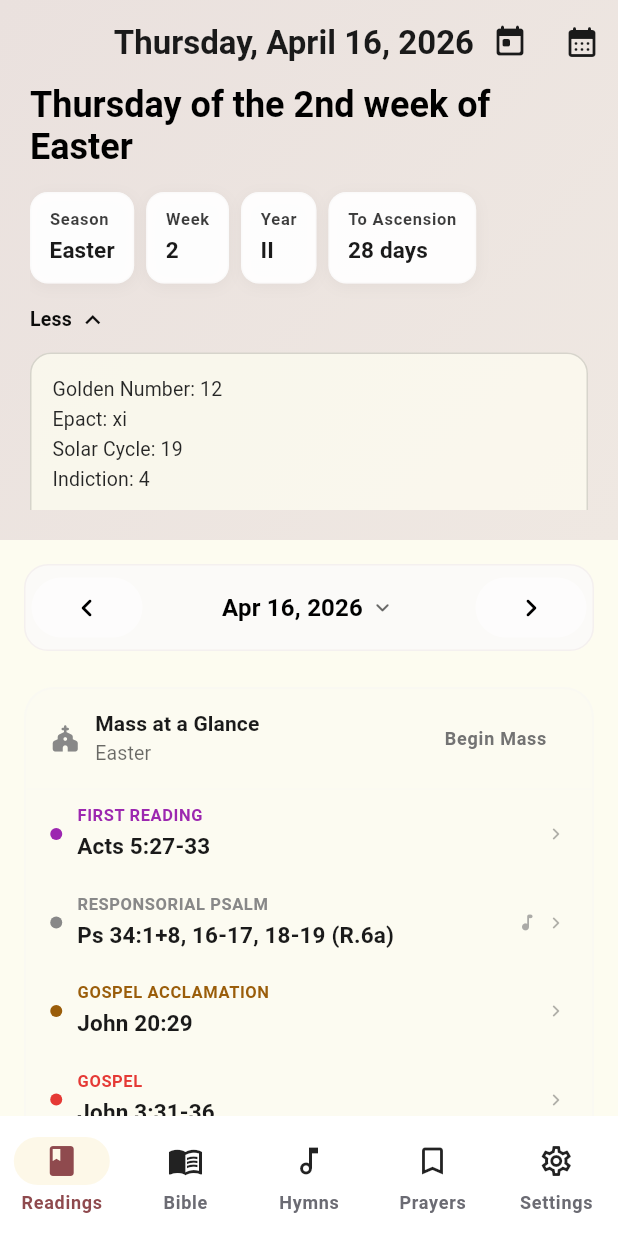
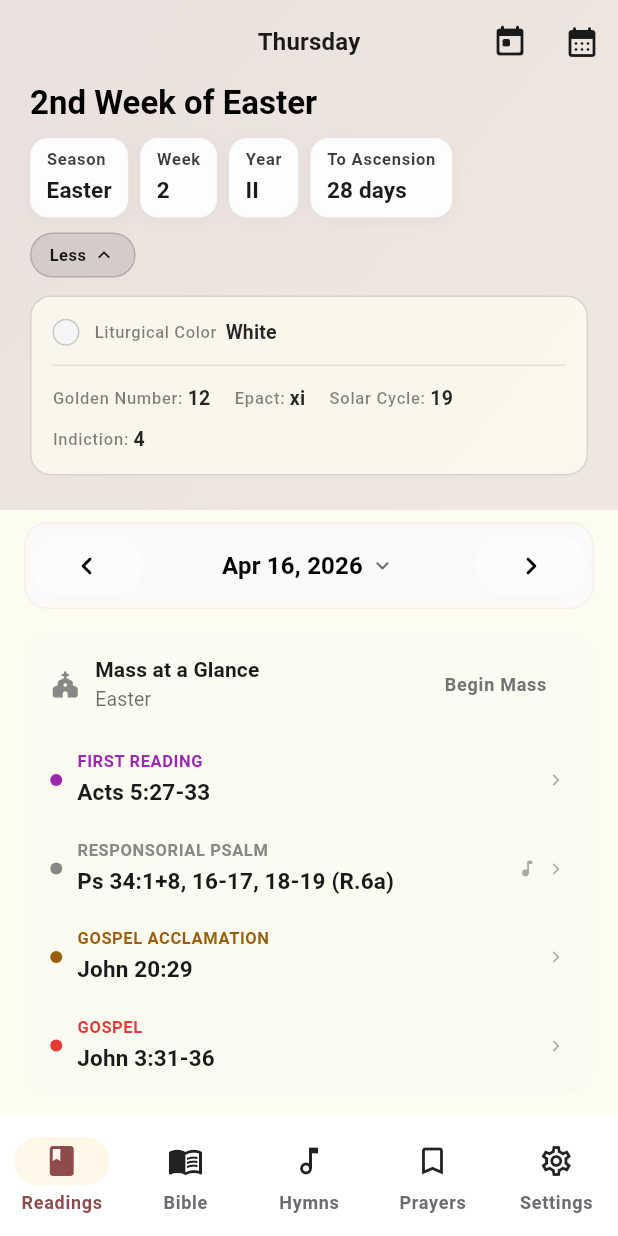
Before and after one commit to Elbiblio/catholicdaily, a Flutter app: the screen it shows after launch, after a tap on "Skip", after a tap on "More", on a phone screen of 412 x 824 dp. Run offline on Flutter 3.47's test engine with Material 3 defaults, Android fonts, the phone set to English and light mode, and no system bars; our stand-ins replace flutter_html, geolocator, in_app_review, package_info_plus, share_plus, shared_preferences and 2 more; accounts and stored records are empty; network calls fail; statements that could not run were skipped; project files that could hold a hidden picture were left out.

Commit message:
UX improvements

```diff
--- a/lib/ui/screens/premium_browse_screen.dart
+++ b/lib/ui/screens/premium_browse_screen.dart
@@ -247,14 +247,13 @@ class _PremiumBrowseScreenState extends State<PremiumBrowseScreen>
   @override
   Widget build(BuildContext context) {
     final theme = Theme.of(context);
-    final dateFormat = DateFormat('EEEE, MMMM d, yyyy');
 
     return Scaffold(
       backgroundColor: theme.scaffoldBackgroundColor,
       body: CustomScrollView(
         slivers: [
           // Premium App Bar with glassmorphism effect
-          _buildPremiumAppBar(theme, dateFormat),
+          _buildPremiumAppBar(theme),
 
           // Main content
           SliverToBoxAdapter(
@@ -269,12 +268,12 @@ class _PremiumBrowseScreenState extends State<PremiumBrowseScreen>
     );
   }
 
-  Widget _buildPremiumAppBar(ThemeData theme, DateFormat dateFormat) {
+  Widget _buildPremiumAppBar(ThemeData theme) {
     final isLight = theme.brightness == Brightness.light;
     return SliverAppBar(
       expandedHeight: _showLiturgicalDetails
-          ? (isLight ? 360 : 320)
-          : (isLight ? 240 : 210),
+          ? (isLight ? 340 : 310)
+          : (isLight ? 190 : 170),
       pinned: true,
       backgroundColor: theme.colorScheme.surface.withValues(alpha: 0.96),
       surfaceTintColor: Colors.transparent,
@@ -287,9 +286,9 @@ class _PremiumBrowseScreenState extends State<PremiumBrowseScreen>
       title: AnimatedSwitcher(
         duration: const Duration(milliseconds: 300),
         child: Text(
-          dateFormat.format(_selectedDate),
+          DateFormat('EEEE').format(_selectedDate),
           key: ValueKey(_selectedDate),
-          style: theme.textTheme.titleLarge?.copyWith(
+          style: theme.textTheme.titleMedium?.copyWith(
             fontWeight: FontWeight.w600,
             color: theme.colorScheme.onSurface,
           ),
@@ -338,9 +337,9 @@ class _PremiumBrowseScreenState extends State<PremiumBrowseScreen>
           child: Padding(
             padding: EdgeInsets.fromLTRB(
               20,
-              MediaQuery.of(context).padding.top + kToolbarHeight + (isLight ? 0 : 8),
+              MediaQuery.of(context).padding.top + kToolbarHeight + (isLight ? 0 : 4),
               20,
-              isLight ? 20 : 14,
+              isLight ? 14 : 10,
             ),
             child: SingleChildScrollView(
               physics: const ClampingScrollPhysics(),
@@ -348,61 +347,77 @@ class _PremiumBrowseScreenState extends State<PremiumBrowseScreen>
                 crossAxisAlignment: CrossAxisAlignment.start,
                 mainAxisAlignment: MainAxisAlignment.start,
                 children: [
-                    if (_liturgicalDay!.rank != null)
+                    // Rank badge (skip generic day names that duplicate the title)
+                    if (_liturgicalDay!.rank != null &&
+                        !_isGenericDayRank(_liturgicalDay!.rank!))
                       Container(
                         padding: const EdgeInsets.symmetric(
                           horizontal: 12,
-                          vertical: 6,
+                          vertical: 5,
                         ),
-                        margin: const EdgeInsets.only(bottom: 12),
+                        margin: const EdgeInsets.only(bottom: 6),
                         decoration: BoxDecoration(
-                          color: headerForeground.withValues(alpha: 0.15),
+                          color: headerForeground.withValues(alpha: 0.12),
                           borderRadius: BorderRadius.circular(20),
                           border: Border.all(
-                            color: headerForeground.withValues(alpha: 0.25),
+                            color: headerForeground.withValues(alpha: 0.20),
                             width: 1,
                           ),
                         ),
                         child: Text(
                           _liturgicalDay!.rank!.toUpperCase(),
                           style: theme.textTheme.labelSmall?.copyWith(
-                            color: headerForeground,
+                            color: headerForeground.withValues(alpha: 0.85),
                             fontWeight: FontWeight.w700,
                             letterSpacing: 1.0,
                           ),
                         ),
                       ),
 
+                    // Main liturgical title
                     Text(
                       _buildConciseHeader(_liturgicalDay!),
-                      style: theme.textTheme.headlineSmall?.copyWith(
+                      style: (_shouldUseCanterburyFont(_liturgicalDay!)
+                          ? theme.textTheme.headlineSmall
+                          : theme.textTheme.titleLarge
+                      )?.copyWith(
                         color: headerForeground,
                         fontFamily: _shouldUseCanterburyFont(_liturgicalDay!) ? 'Canterbury' : null,
                         fontWeight: FontWeight.w700,
-                        height: 1.15,
+                        height: 1.18,
                       ),
                       maxLines: 2,
                       overflow: TextOverflow.ellipsis,
                     ),
 
-                    const SizedBox(height: 16),
+                    const SizedBox(height: 10),
 
                     _buildLiturgicalSummaryRow(theme, headerForeground),
 
-                    const SizedBox(height: 14),
+                    const SizedBox(height: 10),
 
                     GestureDetector(
                       onTap: () => setState(
                         () => _showLiturgicalDetails = !_showLiturgicalDetails,
+                      ),
+                      child: Container(
+                        padding: const EdgeInsets.symmetric(horizontal: 12, vertical: 6),
+                        decoration: BoxDecoration(
+                          color: headerForeground.withValues(alpha: 0.10),
+                          borderRadius: BorderRadius.circular(20),
+                          border: Border.all(
+                            color: headerForeground.withValues(alpha: 0.15),
+                          ),
                         ),
                         child: Row(
                           mainAxisSize: MainAxisSize.min,
                           children: [
                             Text(
                               _showLiturgicalDetails ? 'Less' : 'More',
-                            style: theme.textTheme.bodySmall?.copyWith(
-                              color: headerForeground.withValues(alpha: 0.95),
+                              style: theme.textTheme.labelSmall?.copyWith(
+                                color: headerForeground.withValues(alpha: 0.9),
                                 fontWeight: FontWeight.w600,
+                                letterSpacing: 0.3,
                               ),
                             ),
                             const SizedBox(width: 4),
@@ -411,11 +426,12 @@ class _PremiumBrowseScreenState extends State<PremiumBrowseScreen>
                               duration: const Duration(milliseconds: 300),
                               child: Icon(
                                 Icons.expand_more,
-                              color: headerForeground.withValues(alpha: 0.95),
-                              size: 20,
+                                color: headerForeground.withValues(alpha: 0.85),
+                                size: 16,
                               ),
                             ),
                           ],
+                        ),
                       ),
                     ),
 
@@ -426,7 +442,6 @@ class _PremiumBrowseScreenState extends State<PremiumBrowseScreen>
                           ? Container(
                               margin: const EdgeInsets.only(top: 12),
                               width: double.infinity,
-                              height: constraints.maxHeight * (isLight ? 0.4 : 0.34),
                               padding: const EdgeInsets.all(14),
                               decoration: BoxDecoration(
                                 color: theme.colorScheme.surface.withValues(alpha: 0.78),
@@ -436,13 +451,7 @@ class _PremiumBrowseScreenState extends State<PremiumBrowseScreen>
                                 ),
                               ),
                               child: SingleChildScrollView(
-                                child: Text(
-                                  _getLiturgicalDetails(),
-                                  style: theme.textTheme.bodySmall?.copyWith(
-                                    color: theme.colorScheme.onSurface.withValues(alpha: 0.95),
-                                    height: 1.5,
-                                  ),
-                                ),
+                                child: _buildLiturgicalDetailsContent(theme),
                               ),
                             )
                           : const SizedBox.shrink(),
@@ -642,12 +651,25 @@ class _PremiumBrowseScreenState extends State<PremiumBrowseScreen>
                 crossAxisAlignment: CrossAxisAlignment.start,
                 children: [
                   const SizedBox(height: 8),
+                  Row(
+                    children: [
+                      Container(
+                        width: 3,
+                        height: 22,
+                        decoration: BoxDecoration(
+                          color: _liturgicalDay?.colorValue ?? theme.colorScheme.primary,
+                          borderRadius: BorderRadius.circular(2),
+                        ),
+                      ),
+                      const SizedBox(width: 10),
                       Text(
                         'Today\'s Readings',
                         style: theme.textTheme.titleLarge?.copyWith(
                           fontWeight: FontWeight.w700,
                           color: theme.colorScheme.onSurface,
                         ),
+                      ),
+                    ],
                   ),
                   const SizedBox(height: 16),
                   ListView.builder(
@@ -696,34 +718,45 @@ class _PremiumBrowseScreenState extends State<PremiumBrowseScreen>
   }
 
   String _buildConciseHeader(LiturgicalDay liturgicalDay) {
-    // Check if it's Sunday with special formatting first
+    // Sunday with special title (Palm Sunday, Easter Sunday, etc.)
     if (liturgicalDay.dayOfWeek.name == 'sunday') {
       if (liturgicalDay.title.isNotEmpty &&
           !liturgicalDay.title.toLowerCase().contains('of lent')) {
-        // Special Sunday (like Palm Sunday, Easter Sunday) - use title directly
         return liturgicalDay.title;
       } else if (liturgicalDay.title.isNotEmpty &&
                  liturgicalDay.title.toLowerCase().contains('sunday')) {
-        // If "Sunday" is already in the title, use title directly
         return liturgicalDay.title;
       } else {
-        // Regular Sunday in Lent/Advent/Easter/etc.
         return '${liturgicalDay.weekNumber}${_getOrdinalSuffix(liturgicalDay.weekNumber)} Sunday of ${liturgicalDay.seasonName}';
       }
     }
 
-    // Check if it's a solemnity (but not special Sundays already handled)
+    // Solemnities — use title case
     if (liturgicalDay.rank != null &&
         liturgicalDay.rank!.toLowerCase().contains('solemnity')) {
-      // For solemnities, use title case instead of all caps
       if (liturgicalDay.title.isNotEmpty) {
         return _toTitleCase(liturgicalDay.title);
       }
       return 'Solemnity';
     }
 
-    // For regular weekdays, show "Thursday of the x week of Lent" format
-    return liturgicalDay.weekDescription;
+    // Regular weekdays — compact: "2nd Week of Easter" (day name is in the date label above)
+    if (liturgicalDay.weekNumber > 0) {
+      return '${_ordinalFull(liturgicalDay.weekNumber)} Week of ${liturgicalDay.seasonName}';
+    }
+
+    // Fallback for edge cases (Christmas season day names, etc.)
+    return liturgicalDay.title.isNotEmpty ? liturgicalDay.title : liturgicalDay.seasonName;
+  }
+
+  String _ordinalFull(int n) {
+    if (n >= 11 && n <= 13) return '${n}th';
+    switch (n % 10) {
+      case 1: return '${n}st';
+      case 2: return '${n}nd';
+      case 3: return '${n}rd';
+      default: return '${n}th';
+    }
   }
 
   String _getOrdinalSuffix(int number) {
@@ -745,6 +778,15 @@ class _PremiumBrowseScreenState extends State<PremiumBrowseScreen>
     }).join(' ');
   }
 
+  bool _isGenericDayRank(String rank) {
+    final lower = rank.toLowerCase().trim();
+    const dayNames = {
+      'sunday', 'monday', 'tuesday', 'wednesday',
+      'thursday', 'friday', 'saturday',
+    };
+    return dayNames.contains(lower);
+  }
+
   bool _shouldUseCanterburyFont(LiturgicalDay liturgicalDay) {
     // Use Canterbury font for Sundays and solemnities
     if (liturgicalDay.dayOfWeek.name == 'sunday') {
@@ -759,18 +801,142 @@ class _PremiumBrowseScreenState extends State<PremiumBrowseScreen>
     return false;
   }
 
-  String _getLiturgicalDetails() {
-    if (_liturgicalDay == null) return '';
+  Widget _buildLiturgicalDetailsContent(ThemeData theme) {
+    final textColor = theme.colorScheme.onSurface;
 
-    final buffer = StringBuffer();
-    if (_ordoYearVariables != null) {
-      buffer.writeln('Golden Number: ${_ordoYearVariables!.goldenNumber}');
-      buffer.writeln('Epact: ${_ordoYearVariables!.epact}');
-      buffer.writeln('Solar Cycle: ${_ordoYearVariables!.solarCycle}');
-      buffer.writeln('Indiction: ${_ordoYearVariables!.indiction}');
+    return Column(
+      crossAxisAlignment: CrossAxisAlignment.start,
+      children: [
+        // Liturgical color — first item
+        if (_liturgicalDay != null)
+          Row(
+            children: [
+              Container(
+                width: 18,
+                height: 18,
+                decoration: BoxDecoration(
+                  color: _liturgicalDay!.colorValue,
+                  shape: BoxShape.circle,
+                  border: Border.all(
+                    color: textColor.withValues(alpha: 0.2),
+                    width: 1,
+                  ),
+                  boxShadow: [
+                    BoxShadow(
+                      color: _liturgicalDay!.colorValue.withValues(alpha: 0.35),
+                      blurRadius: 6,
+                      offset: const Offset(0, 2),
+                    ),
+                  ],
+                ),
+              ),
+              const SizedBox(width: 10),
+              Text(
+                'Liturgical Color',
+                style: theme.textTheme.labelSmall?.copyWith(
+                  color: textColor.withValues(alpha: 0.55),
+                  fontWeight: FontWeight.w500,
+                  letterSpacing: 0.4,
+                ),
+              ),
+              const SizedBox(width: 6),
+              Text(
+                _liturgicalDay!.color.name[0].toUpperCase() +
+                    _liturgicalDay!.color.name.substring(1),
+                style: theme.textTheme.bodySmall?.copyWith(
+                  color: textColor.withValues(alpha: 0.95),
+                  fontWeight: FontWeight.w600,
+                ),
+              ),
+            ],
+          ),
+
+        // Saint of the day
+        if (_optionalCelebrations.isNotEmpty) ...[
+          const SizedBox(height: 12),
+          Divider(height: 1, color: textColor.withValues(alpha: 0.1)),
+          const SizedBox(height: 12),
+          Row(
+            crossAxisAlignment: CrossAxisAlignment.start,
+            children: [
+              Icon(
+                Icons.auto_awesome_rounded,
+                size: 16,
+                color: textColor.withValues(alpha: 0.55),
+              ),
+              const SizedBox(width: 8),
+              Expanded(
+                child: Column(
+                  crossAxisAlignment: CrossAxisAlignment.start,
+                  children: [
+                    Text(
+                      _celebrationsSuppressed ? 'Commemoration' : 'Saint of the Day',
+                      style: theme.textTheme.labelSmall?.copyWith(
+                        color: textColor.withValues(alpha: 0.55),
+                        fontWeight: FontWeight.w500,
+                        letterSpacing: 0.4,
+                      ),
+                    ),
+                    const SizedBox(height: 4),
+                    ..._optionalCelebrations.map((c) => Padding(
+                      padding: const EdgeInsets.only(bottom: 2),
+                      child: Text(
+                        c.title,
+                        style: theme.textTheme.bodySmall?.copyWith(
+                          color: textColor.withValues(alpha: 0.95),
+                          fontWeight: FontWeight.w600,
+                          height: 1.3,
+                        ),
+                      ),
+                    )),
+                  ],
+                ),
+              ),
+            ],
+          ),
+        ],
+
+        // Ordo year variables
+        if (_ordoYearVariables != null) ...[
+          const SizedBox(height: 12),
+          Divider(height: 1, color: textColor.withValues(alpha: 0.1)),
+          const SizedBox(height: 12),
+          Wrap(
+            spacing: 16,
+            runSpacing: 8,
+            children: [
+              _buildDetailPair(theme, 'Golden Number', '${_ordoYearVariables!.goldenNumber}'),
+              _buildDetailPair(theme, 'Epact', '${_ordoYearVariables!.epact}'),
+              _buildDetailPair(theme, 'Solar Cycle', '${_ordoYearVariables!.solarCycle}'),
+              _buildDetailPair(theme, 'Indiction', '${_ordoYearVariables!.indiction}'),
+            ],
+          ),
+        ],
+      ],
+    );
   }
 
-    return buffer.toString();
+  Widget _buildDetailPair(ThemeData theme, String label, String value) {
+    final textColor = theme.colorScheme.onSurface;
+    return Row(
+      mainAxisSize: MainAxisSize.min,
+      children: [
+        Text(
+          '$label: ',
+          style: theme.textTheme.labelSmall?.copyWith(
+            color: textColor.withValues(alpha: 0.55),
+            fontWeight: FontWeight.w500,
+          ),
+        ),
+        Text(
+          value,
+          style: theme.textTheme.bodySmall?.copyWith(
+            color: textColor.withValues(alpha: 0.95),
+            fontWeight: FontWeight.w600,
+          ),
+        ),
+      ],
+    );
   }
 
   Widget _buildLiturgicalSummaryRow(ThemeData theme, Color foregroundColor) {
--- a/lib/ui/widgets/premium_browse/date_navigation.dart
+++ b/lib/ui/widgets/premium_browse/date_navigation.dart
@@ -45,7 +45,7 @@ class DateNavigation extends StatelessWidget {
     final foregroundColor = _resolveHeaderForeground(theme, buttonColor);
 
     return Container(
-      margin: const EdgeInsets.all(16),
+      margin: const EdgeInsets.symmetric(horizontal: 16, vertical: 8),
       padding: const EdgeInsets.all(4),
       decoration: BoxDecoration(
         color: containerColor,
@@ -76,7 +76,7 @@ class DateNavigation extends StatelessWidget {
             child: GestureDetector(
               onTap: onDateTap,
               child: Container(
-                padding: const EdgeInsets.symmetric(vertical: 12),
+                padding: const EdgeInsets.symmetric(vertical: 8),
                 child: Row(
                   mainAxisAlignment: MainAxisAlignment.center,
                   children: [
--- a/lib/ui/widgets/premium_browse/detail_chip.dart
+++ b/lib/ui/widgets/premium_browse/detail_chip.dart
@@ -23,7 +23,7 @@ class DetailChip extends StatelessWidget {
     final effectiveLiturgicalColor = liturgicalColor ?? theme.colorScheme.primary;
 
     final chip = Container(
-      padding: const EdgeInsets.symmetric(horizontal: 12, vertical: 10),
+      padding: const EdgeInsets.symmetric(horizontal: 10, vertical: 6),
       decoration: BoxDecoration(
         color: isLight
             ? Color.alphaBlend(
```
Lines whose indentation alone changed are shown as unchanged.
